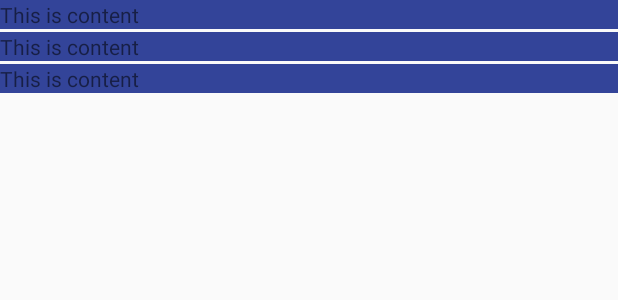
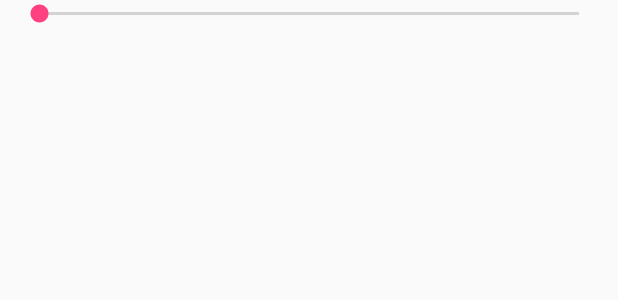
Before and after one commit to WangSwod/Sword-s-magic-factory, an Android app: the layout view_expandable_content_layout.xml on its own in the app's theme, with its tools: preview values and no code run, on a phone screen of 412 x 824 dp. Shown: the top 300 px of the screen. Run offline under Robolectric (Android 15) with nearby library versions, the phone set to English and light mode, and no system bars.

Commit message:
update swordplayer 4th

```diff
--- a/SwordPlayer/app/src/main/java/com/example/apple/swordplayer/BaseActivity.java
+++ b/SwordPlayer/app/src/main/java/com/example/apple/swordplayer/BaseActivity.java
@@ -57,4 +57,8 @@ public class BaseActivity extends AppCompatActivity {
 
         }
     }
+
+    public PlayService getPlayService(){
+        return playService;
+    }
 }
--- a/SwordPlayer/app/src/main/res/drawable/listview_expandable_background.xml
+++ b/SwordPlayer/app/src/main/res/drawable/listview_expandable_background.xml
@@ -7,6 +7,7 @@
         android:color="#FFFFFF"/>
     <corners android:radius="2dp"/>
     <gradient android:startColor="@color/colorHeaderStart"
-        android:endColor="@color/colorHeaderEnd"/>
+        android:endColor="@color/colorHeaderEnd"
+        />
 
 </shape>
--- a/SwordPlayer/app/src/main/res/layout/view_expandable_content_layout.xml
+++ b/SwordPlayer/app/src/main/res/layout/view_expandable_content_layout.xml
@@ -1,29 +1,42 @@
 <?xml version="1.0" encoding="utf-8"?>
-<LinearLayout xmlns:android="http://schemas.android.com/apk/res/android"
-    android:orientation="vertical"
+<RelativeLayout xmlns:android="http://schemas.android.com/apk/res/android"
+
     android:layout_width="match_parent"
     android:layout_height="wrap_content"
+    android:paddingLeft="10dp"
+    android:paddingRight="10dp"
+
     >
-    <TextView
+    <!--<TextView-->
+        <!--android:layout_width="wrap_content"-->
+        <!--android:layout_height="wrap_content"-->
+        <!--android:text="00:00"-->
+<!---->
+        <!--android:id="@+id/start_time"-->
+        <!--android:layout_alignParentStart="true"-->
+        <!--android:layout_centerVertical="true"-->
+<!---->
+        <!--/>-->
+<!---->
+<!---->
+    <!--<TextView-->
+        <!--android:layout_width="wrap_content"-->
+        <!--android:layout_height="wrap_content"-->
+        <!--android:text="00:00"-->
+<!---->
+        <!--android:id="@+id/duration_time"-->
+        <!--android:layout_alignParentEnd="true"-->
+        <!--android:layout_centerVertical="true"/>-->
+    <SeekBar
         android:layout_width="match_parent"
         android:layout_height="wrap_content"
-        android:text="This is content"
-        android:background="@color/colorContent"/>
-    <TextView
-        android:layout_width="wrap_content"
-        android:layout_height="2dp" />
-    <TextView
-        android:layout_width="match_parent"
-        android:layout_height="wrap_content"
-        android:text="This is content"
-        android:background="@color/colorContent"/>
-    <TextView
-        android:layout_width="wrap_content"
-        android:layout_height="2dp" />
-    <TextView
-        android:layout_width="match_parent"
-        android:layout_height="wrap_content"
-        android:text="This is content"
-        android:background="@color/colorContent"/>
+        android:id="@+id/seekBar">
 
-</LinearLayout>
+    </SeekBar>
+        <!--android:layout_toEndOf="@id/start_time"-->
+        <!--android:layout_toStartOf="@id/duration_time"/>-->
+<!---->
+
+
+
+</RelativeLayout>
--- a/SwordPlayer/app/src/main/res/values/colors.xml
+++ b/SwordPlayer/app/src/main/res/values/colors.xml
@@ -4,6 +4,6 @@
     <color name="colorPrimaryDark">#303F9F</color>
     <color name="colorAccent">#FF4081</color>
     <color name="colorContent">#FF334499</color>
-    <color name="colorHeaderStart">#FFcdcdcd</color>
-    <color name="colorHeaderEnd">#FFefefef</color>
+    <color name="colorHeaderStart">#FFCDCDCD</color>
+    <color name="colorHeaderEnd">#FFFFFFFF</color>
 </resources>
--- a/SwordPlayer/app/src/main/res/values/strings.xml
+++ b/SwordPlayer/app/src/main/res/values/strings.xml
@@ -1,3 +1,5 @@
 <resources>
     <string name="app_name">SwordPlayer</string>
+    <string name="tag_for_position"></string>
+    <string name="tag_for_context"></string>
 </resources>
```
Also changed, not shown: SwordPlayer/app/src/main/AndroidManifest.xml (+4 -4 lines), SwordPlayer/app/src/main/java/com/example/apple/swordplayer/MainActivity.java (+7 -20 lines), SwordPlayer/app/src/main/java/com/example/apple/swordplayer/MusicAdapter.java (+9 -4 lines), SwordPlayer/app/src/main/java/com/example/apple/swordplayer/SwordApp.java (added, +9 -0 lines), SwordPlayer/app/src/main/java/com/expandablelayout/SwordExpandableLayout.java (+59 -37 lines), SwordPlayer/app/src/main/java/com/playservice/PlayService.java (+112 -10 lines), SwordPlayer/app/src/main/java/com/util/Constant.java (added, +10 -0 lines), SwordPlayer/app/src/main/java/com/util/Mp3Info.java (+8 -0 lines), SwordPlayer/app/src/main/java/com/util/Util.java (+21 -4 lines), SwordPlayer/app/src/main/res/mipmap-hdpi/pause_image.png (added), SwordPlayer/app/src/main/res/mipmap-hdpi/pause_image_1.png (added), SwordPlayer/app/src/main/res/mipmap-hdpi/play_image.png, SwordPlayer/app/src/main/res/mipmap-hdpi/play_image_1.png (added).
